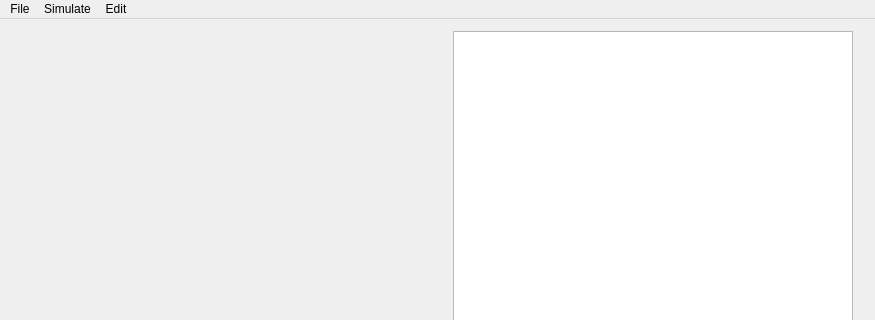
This is viewer/MainWindow.ui in miguelmartin75/GP-Symbolic-Regression as Qt 5 draws it before an edit; both pictures show x 0 to 875 and y 0 to 320 of the 875 by 674 pixel window. The edited form follows.
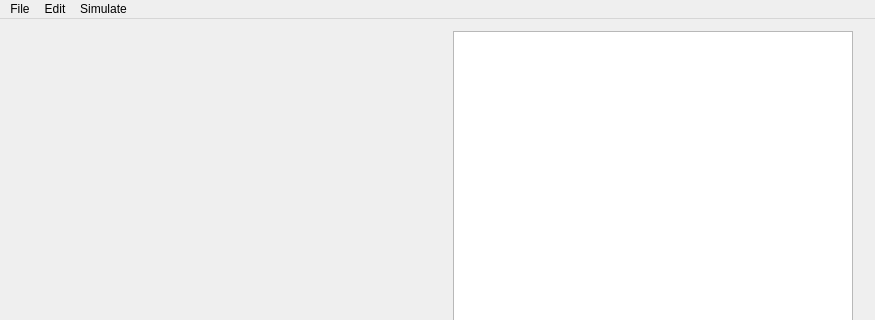
This is the edited form. Custom widgets are drawn as their Qt base class.

Commit message: Fixed bugs in viewer: - Removing points when no points are in the list - Add points button in Generate Point Dialog

```diff
--- a/viewer/MainWindow.ui
+++ b/viewer/MainWindow.ui
@@ -177,8 +177,8 @@
     <addaction name="actionPreferences"/>
    </widget>
    <addaction name="menuFile"/>
-   <addaction name="menuSimulate"/>
    <addaction name="menuEdit"/>
+   <addaction name="menuSimulate"/>
   </widget>
   <action name="actionStep">
    <property name="text">
```
Left out of the diff: 1 changed line with no effect on the pictures. The commit also changes 6 other files.
